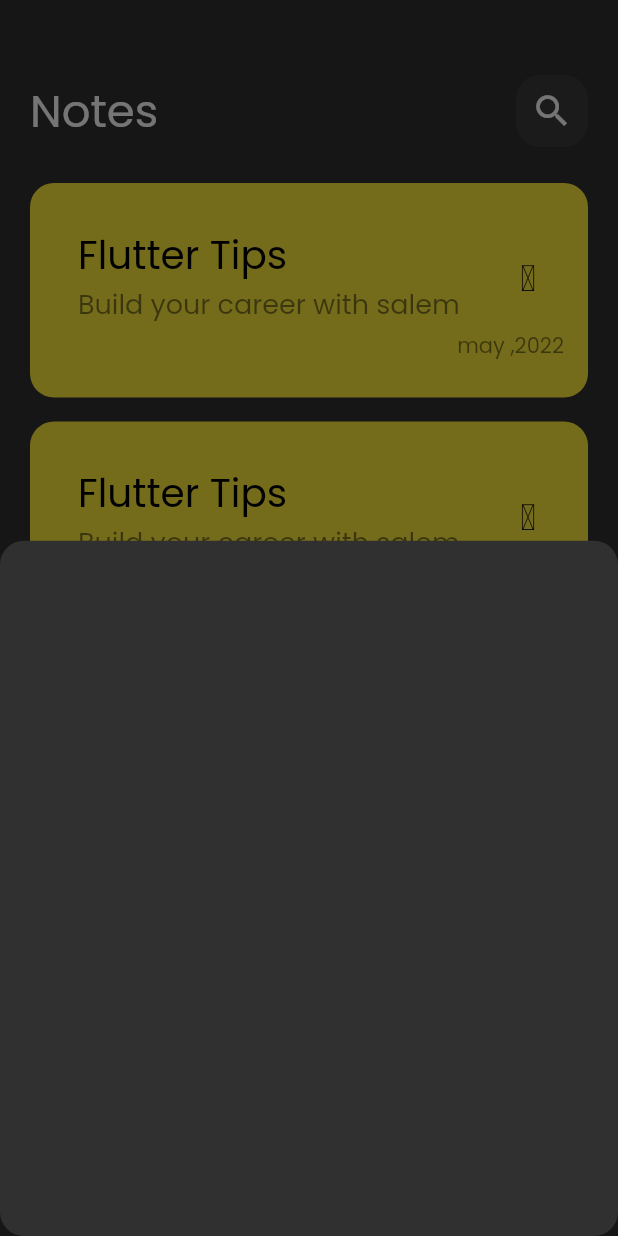
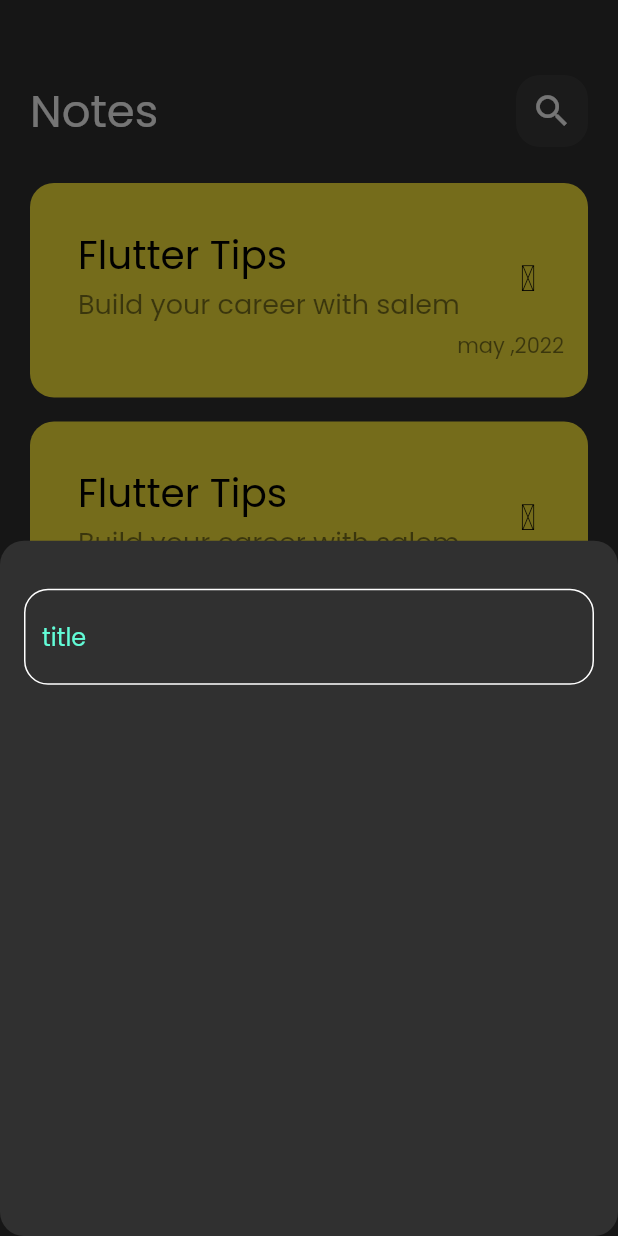
Before and after one commit to Mostafa13elkomy/Notes-App, a Flutter app: the screen it shows after launch, after a tap on the "add" icon, on a phone screen of 412 x 824 dp. Run offline on Flutter 3.47's test engine with Material 2 defaults, Android fonts, the phone set to English and light mode, and no system bars; missing offline and left inert: awesome_icons.

Commit message:
create custom text  feild

```diff
--- /dev/null
+++ b/lib/consts.dart
@@ -0,0 +1,3 @@
+import 'package:flutter/material.dart';
+
+const KPrimaryColor = Color(0xff62FCD7);
--- a/lib/views/widgets/add_note_button-sheet.dart
+++ b/lib/views/widgets/add_note_button-sheet.dart
@@ -1,9 +1,20 @@
 import 'package:flutter/material.dart';
+import 'cutom_text_feild.dart';
 class AddNoteButtonSheet extends StatelessWidget {
     const AddNoteButtonSheet({super.key});
 
     @override
     Widget build(BuildContext context) {
-      return Container();
+      return Padding(
+        padding: const EdgeInsets.symmetric(horizontal: 16),
+        child: Column(
+          children: [
+            SizedBox(height: 32,),
+      const CutomTextFeild(),
+
+
+          ],
+        ),
+      );
     }
   }
--- /dev/null
+++ b/lib/views/widgets/cutom_text_feild.dart
@@ -0,0 +1,29 @@
+import 'package:flutter/material.dart';
+import 'package:todo/consts.dart';
+
+class CutomTextFeild extends StatelessWidget {
+  const CutomTextFeild({super.key});
+
+  @override
+  Widget build(BuildContext context) {
+    return TextField(
+      decoration: InputDecoration(
+        hintText: 'title',
+        hintStyle:const TextStyle(
+          color: KPrimaryColor
+        ),
+          border: buildBordrer(),
+          enabledBorder: buildBordrer(),
+          focusedBorder: buildBordrer(KPrimaryColor)),
+
+    );
+  }
+
+  OutlineInputBorder buildBordrer([color]) {
+    return OutlineInputBorder(
+          borderRadius: BorderRadius.circular(16),
+          borderSide: BorderSide(
+            color:color ?? Colors.white
+          ));
+  }
+}
```
